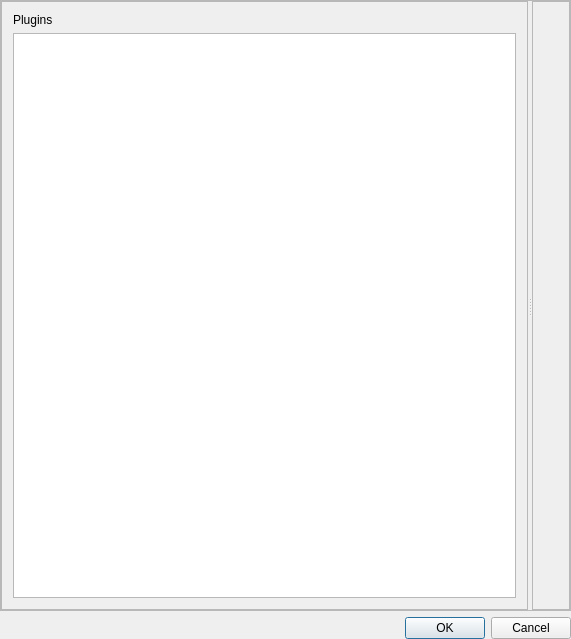
This is src/app/dialogs/PluginsDialog/pluginsdialog.ui in m-riley04/ModularSensorSystem as Qt 5 draws it before an edit. The edited form follows.
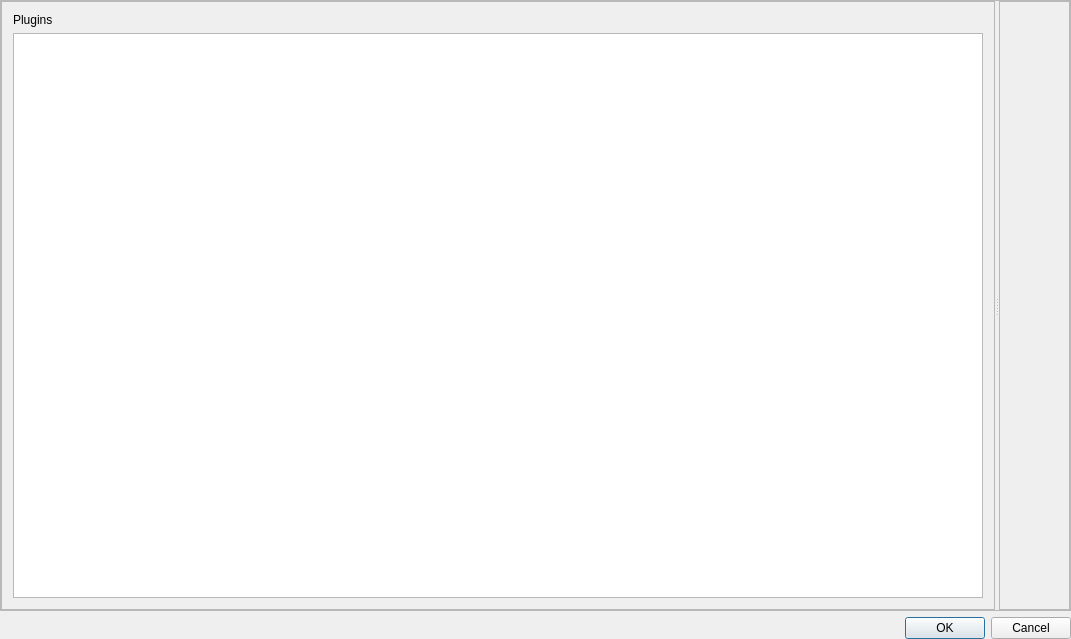
This is the edited form. Custom widgets are drawn as their Qt base class.

```diff
--- a/src/app/dialogs/PluginsDialog/pluginsdialog.ui
+++ b/src/app/dialogs/PluginsDialog/pluginsdialog.ui
@@ -6,7 +6,7 @@
    <rect>
     <x>0</x>
     <y>0</y>
-    <width>571</width>
+    <width>1071</width>
     <height>639</height>
    </rect>
   </property>
```
